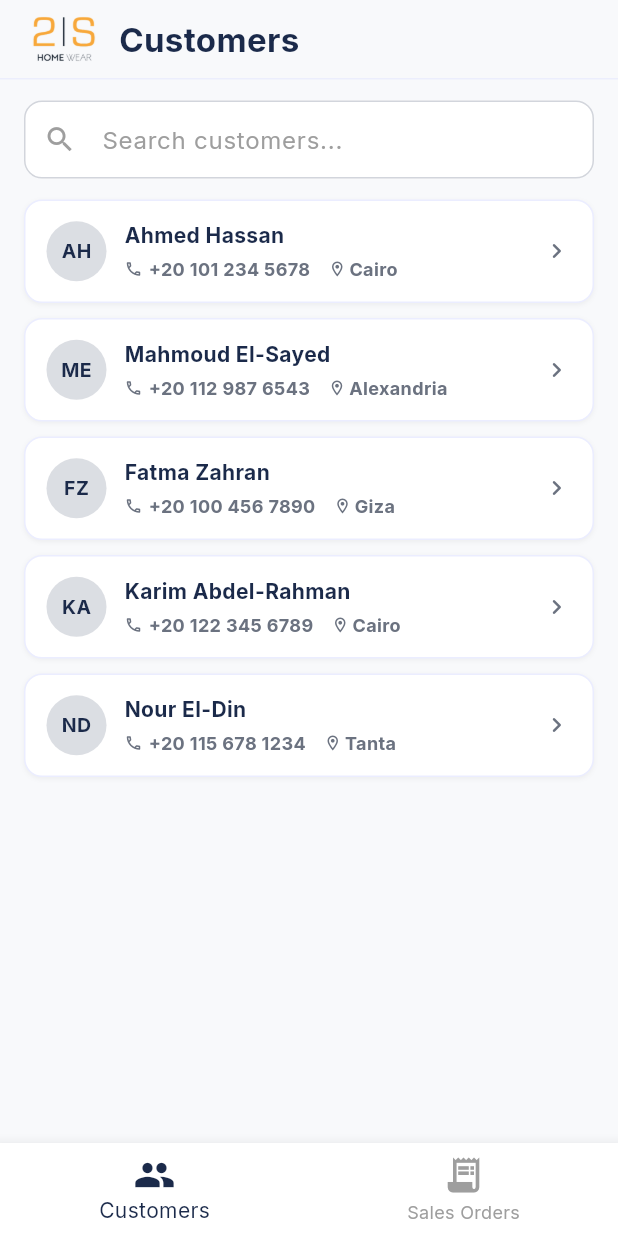
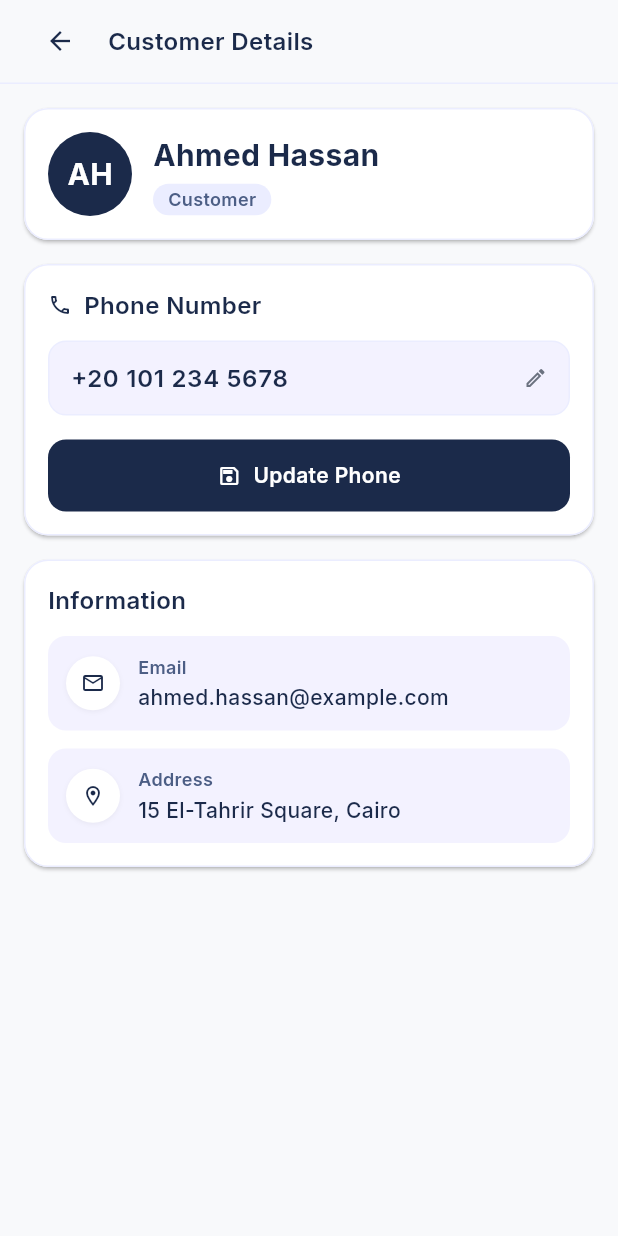
Before and after one commit to FakhrElddin/2s_sales_app, a Flutter app: the screen it shows after launch, after a tap on "AH", on a phone screen of 412 x 824 dp. Run offline on Flutter 3.47's test engine with Material 3 defaults, Android fonts, the phone set to English and light mode, and no system bars.

Commit message:
create customer details screen

```diff
--- a/lib/core/config/app_routes.dart
+++ b/lib/core/config/app_routes.dart
@@ -1,4 +1,6 @@
 class AppRoutes {
   static const String loginScreenRoute = 'login screen';
   static const String homeScreenRoute = 'home screen';
+  static const String customerDetailsScreenRoute = 'customer details screen';
+  static const String orderDetailsScreenRoute = 'order details screen';
 }
--- a/lib/core/utils/app_colors.dart
+++ b/lib/core/utils/app_colors.dart
@@ -10,4 +10,6 @@ class AppColors {
   static const Color transparentColor = Colors.transparent;
   static const Color redColor = Colors.red;
   static const Color cardBorderColor = Color(0xFFEBEDFF);
+  static const Color containerBackgroundColor = Color(0xFFF3F2FF);
+  static const Color labelTextColor = Color(0xFF4C5E85);
 }
--- a/lib/core/utils/app_styles.dart
+++ b/lib/core/utils/app_styles.dart
@@ -42,6 +42,11 @@ class AppStyles {
     fontWeight: FontWeight.bold,
     color: AppColors.textSecondaryColor,
   );
+  static const TextStyle semiBold16Text = TextStyle(
+    color: AppColors.textPrimaryColor,
+    fontSize: 16,
+    fontWeight: FontWeight.w600,
+  );
   static const TextStyle semiBold12Text = TextStyle(
     color: AppColors.textPrimaryColor,
     fontSize: 12,
--- a/lib/features/customers_tab/presentation/models/customer_model.dart
+++ b/lib/features/customers_tab/presentation/models/customer_model.dart
@@ -4,10 +4,14 @@ class CustomerModel {
     required this.phoneNumber,
     required this.city,
     required this.initials,
+    this.email = 'ahmed.hassan@example.com',
+    this.address = '15 El-Tahrir Square, Cairo',
   });
 
   final String name;
   final String phoneNumber;
   final String city;
   final String initials;
+  final String email;
+  final String address;
 }
--- /dev/null
+++ b/lib/features/customers_tab/presentation/screens/customer_details_screen.dart
@@ -0,0 +1,63 @@
+import 'package:flutter/material.dart';
+import 'package:twos_home_wear_app/core/utils/app_colors.dart';
+import 'package:twos_home_wear_app/features/customers_tab/presentation/models/customer_model.dart';
+import 'package:twos_home_wear_app/features/customers_tab/presentation/widgets/customer_details_app_bar.dart';
+import 'package:twos_home_wear_app/features/customers_tab/presentation/widgets/customer_info_card.dart';
+import 'package:twos_home_wear_app/features/customers_tab/presentation/widgets/customer_phone_card.dart';
+import 'package:twos_home_wear_app/features/customers_tab/presentation/widgets/customer_profile_header_card.dart';
+
+class CustomerDetailsScreen extends StatelessWidget {
+  const CustomerDetailsScreen({
+    super.key,
+    this.customer,
+  });
+
+  final CustomerModel? customer;
+
+  static const CustomerModel _defaultCustomer = CustomerModel(
+    name: 'Ahmed Hassan',
+    phoneNumber: '+20 101 234 5678',
+    city: 'Cairo',
+    initials: 'AH',
+    email: 'ahmed.hassan@example.com',
+    address: '15 El-Tahrir Square, Cairo',
+  );
+
+  @override
+  Widget build(BuildContext context) {
+    final routeCustomer =
+        ModalRoute.of(context)?.settings.arguments as CustomerModel?;
+    final currentCustomer = customer ?? routeCustomer ?? _defaultCustomer;
+
+    return Scaffold(
+      backgroundColor: AppColors.backgroundColor,
+      body: SafeArea(
+        child: Column(
+          children: [
+            const CustomerDetailsAppBar(),
+            Expanded(
+              child: SingleChildScrollView(
+                physics: const BouncingScrollPhysics(),
+                padding: const EdgeInsets.all(16),
+                child: Column(
+                  children: [
+                    CustomerProfileHeaderCard(customer: currentCustomer),
+                    const SizedBox(height: 16),
+                    CustomerPhoneCard(
+                      phoneNumber: currentCustomer.phoneNumber,
+                    ),
+                    const SizedBox(height: 16),
+                    CustomerInfoCard(
+                      email: currentCustomer.email,
+                      address: currentCustomer.address,
+                    ),
+                  ],
+                ),
+              ),
+            ),
+          ],
+        ),
+      ),
+    );
+  }
+}
--- a/lib/features/customers_tab/presentation/screens/customers_tab.dart
+++ b/lib/features/customers_tab/presentation/screens/customers_tab.dart
@@ -1,4 +1,5 @@
 import 'package:flutter/material.dart';
+import 'package:twos_home_wear_app/core/config/app_routes.dart';
 import 'package:twos_home_wear_app/core/utils/app_colors.dart';
 import 'package:twos_home_wear_app/core/widgets/custom_text_form_field.dart';
 import 'package:twos_home_wear_app/features/customers_tab/presentation/models/customer_model.dart';
@@ -82,7 +83,12 @@ class _CustomersTabState extends State<CustomersTab> {
                   Expanded(
                     child: CustomersListView(
                       customers: mockCustomers,
-                      onTap: () {},
+                      onTap: () {
+                        Navigator.pushNamed(
+                          context,
+                          AppRoutes.customerDetailsScreenRoute,
+                        );
+                      },
                     ),
                   ),
                 ],
--- /dev/null
+++ b/lib/features/customers_tab/presentation/widgets/customer_details_app_bar.dart
@@ -0,0 +1,38 @@
+import 'package:flutter/material.dart';
+import 'package:twos_home_wear_app/core/utils/app_colors.dart';
+import 'package:twos_home_wear_app/core/utils/app_styles.dart';
+
+class CustomerDetailsAppBar extends StatelessWidget {
+  const CustomerDetailsAppBar({super.key});
+
+  @override
+  Widget build(BuildContext context) {
+    return Container(
+      height: 56,
+      padding: const EdgeInsets.symmetric(horizontal: 16),
+      decoration: const BoxDecoration(
+        color: AppColors.backgroundColor,
+        border: Border(
+          bottom: BorderSide(color: AppColors.cardBorderColor, width: 1),
+        ),
+      ),
+      child: Row(
+        children: [
+          IconButton(
+            onPressed: () {
+              Navigator.pop(context);
+            },
+            icon: const Icon(
+              Icons.arrow_back,
+              color: AppColors.textPrimaryColor,
+              size: 20,
+            ),
+            padding: EdgeInsets.zero,
+          ),
+          const SizedBox(width: 8),
+          const Text('Customer Details', style: AppStyles.semiBold16Text),
+        ],
+      ),
+    );
+  }
+}
--- /dev/null
+++ b/lib/features/customers_tab/presentation/widgets/customer_info_card.dart
@@ -0,0 +1,48 @@
+import 'package:flutter/material.dart';
+import 'package:twos_home_wear_app/core/utils/app_colors.dart';
+import 'package:twos_home_wear_app/core/utils/app_styles.dart';
+import 'package:twos_home_wear_app/features/customers_tab/presentation/widgets/customer_info_tile.dart';
+
+class CustomerInfoCard extends StatelessWidget {
+  const CustomerInfoCard({
+    super.key,
+    required this.email,
+    required this.address,
+  });
+
+  final String email;
+  final String address;
+
+  @override
+  Widget build(BuildContext context) {
+    return Card(
+      color: AppColors.whiteColor,
+      margin: EdgeInsets.zero,
+      shape: RoundedRectangleBorder(
+        borderRadius: BorderRadius.circular(16),
+        side: const BorderSide(color: AppColors.cardBorderColor),
+      ),
+      child: Padding(
+        padding: const EdgeInsets.all(16.0),
+        child: Column(
+          crossAxisAlignment: CrossAxisAlignment.start,
+          children: [
+            const Text('Information', style: AppStyles.semiBold16Text),
+            const SizedBox(height: 12),
+            CustomerInfoTile(
+              icon: Icons.email_outlined,
+              label: 'Email',
+              value: email,
+            ),
+            const SizedBox(height: 12),
+            CustomerInfoTile(
+              icon: Icons.location_on_outlined,
+              label: 'Address',
+              value: address,
+            ),
+          ],
+        ),
+      ),
+    );
+  }
+}
--- /dev/null
+++ b/lib/features/customers_tab/presentation/widgets/customer_info_tile.dart
@@ -0,0 +1,76 @@
+import 'package:flutter/material.dart';
+import 'package:twos_home_wear_app/core/utils/app_colors.dart';
+import 'package:twos_home_wear_app/core/utils/app_styles.dart';
+
+class CustomerInfoTile extends StatelessWidget {
+  const CustomerInfoTile({
+    super.key,
+    required this.icon,
+    required this.label,
+    required this.value,
+  });
+
+  final IconData icon;
+  final String label;
+  final String value;
+
+  @override
+  Widget build(BuildContext context) {
+    return Container(
+      padding: const EdgeInsets.all(12),
+      decoration: BoxDecoration(
+        color: AppColors.containerBackgroundColor,
+        borderRadius: BorderRadius.circular(12),
+      ),
+      child: Row(
+        children: [
+          Container(
+            width: 36,
+            height: 36,
+            decoration: BoxDecoration(
+              color: AppColors.whiteColor,
+              shape: BoxShape.circle,
+              boxShadow: [
+                BoxShadow(
+                  color: Colors.black.withAlpha(12),
+                  blurRadius: 2,
+                  offset: const Offset(0, 1),
+                ),
+              ],
+            ),
+            alignment: Alignment.center,
+            child: Icon(
+              icon,
+              size: 16,
+              color: AppColors.primaryColor,
+            ),
+          ),
+          const SizedBox(width: 12),
+          Expanded(
+            child: Column(
+              crossAxisAlignment: CrossAxisAlignment.start,
+              mainAxisSize: MainAxisSize.min,
+              children: [
+                Text(
+                  label,
+                  style: AppStyles.semiBold12Text.copyWith(
+                    color: AppColors.labelTextColor,
+                  ),
+                ),
+                const SizedBox(height: 2),
+                Text(
+                  value,
+                  style: AppStyles.medium14Text.copyWith(
+                    color: AppColors.textPrimaryColor,
+                  ),
+                  maxLines: 2,
+                  overflow: TextOverflow.ellipsis,
+                ),
+              ],
+            ),
+          ),
+        ],
+      ),
+    );
+  }
+}
--- /dev/null
+++ b/lib/features/customers_tab/presentation/widgets/customer_phone_card.dart
@@ -0,0 +1,146 @@
+import 'package:flutter/material.dart';
+import 'package:twos_home_wear_app/core/utils/app_colors.dart';
+import 'package:twos_home_wear_app/core/utils/app_styles.dart';
+
+class CustomerPhoneCard extends StatefulWidget {
+  const CustomerPhoneCard({
+    super.key,
+    required this.phoneNumber,
+    this.onUpdatePhone,
+  });
+
+  final String phoneNumber;
+  final void Function()? onUpdatePhone;
+
+  @override
+  State<CustomerPhoneCard> createState() => _CustomerPhoneCardState();
+}
+
+class _CustomerPhoneCardState extends State<CustomerPhoneCard> {
+  late final TextEditingController phoneController;
+  final FocusNode focusNode = FocusNode();
+
+  @override
+  void initState() {
+    super.initState();
+    phoneController = TextEditingController(text: widget.phoneNumber);
+  }
+
+  @override
+  void didUpdateWidget(covariant CustomerPhoneCard oldWidget) {
+    super.didUpdateWidget(oldWidget);
+    if (oldWidget.phoneNumber != widget.phoneNumber) {
+      phoneController.text = widget.phoneNumber;
+    }
+  }
+
+  @override
+  void dispose() {
+    phoneController.dispose();
+    focusNode.dispose();
+    super.dispose();
+  }
+
+  @override
+  Widget build(BuildContext context) {
+    return Card(
+      color: AppColors.whiteColor,
+      margin: EdgeInsets.zero,
+      shape: RoundedRectangleBorder(
+        borderRadius: BorderRadius.circular(16),
+        side: const BorderSide(color: AppColors.cardBorderColor),
+      ),
+      child: Padding(
+        padding: const EdgeInsets.all(16.0),
+        child: Column(
+          crossAxisAlignment: CrossAxisAlignment.start,
+          children: [
+            const Row(
+              children: [
+                Icon(
+                  Icons.phone_outlined,
+                  size: 16,
+                  color: AppColors.textPrimaryColor,
+                ),
+                SizedBox(width: 8),
+                Text('Phone Number', style: AppStyles.semiBold16Text),
+              ],
+            ),
+            const SizedBox(height: 12),
+            Container(
+              padding: const EdgeInsets.symmetric(horizontal: 14, vertical: 12),
+              decoration: BoxDecoration(
+                color: AppColors.containerBackgroundColor,
+                borderRadius: BorderRadius.circular(12),
+                border: Border.all(color: AppColors.cardBorderColor),
+              ),
+              child: Row(
+                children: [
+                  Expanded(
+                    child: TextField(
+                      controller: phoneController,
+                      focusNode: focusNode,
+                      keyboardType: TextInputType.phone,
+                      style: AppStyles.semiBold16Text,
+                      decoration: const InputDecoration(
+                        isDense: true,
+                        border: InputBorder.none,
+                        contentPadding: EdgeInsets.zero,
+                      ),
+                    ),
+                  ),
+                  GestureDetector(
+                    onTap: () {
+                      focusNode.requestFocus();
+                    },
+                    child: const Padding(
+                      padding: EdgeInsets.only(left: 8),
+                      child: Icon(
+                        Icons.edit_outlined,
+                        size: 16,
+                        color: AppColors.textSecondaryColor,
+                      ),
+                    ),
+                  ),
+                ],
+              ),
+            ),
+            const SizedBox(height: 16),
+            Container(
+              height: 48,
+              width: double.infinity,
+              decoration: BoxDecoration(
+                color: AppColors.primaryColor,
+                borderRadius: BorderRadius.circular(12),
+              ),
+              child: Material(
+                color: AppColors.transparentColor,
+                child: InkWell(
+                  borderRadius: BorderRadius.circular(12),
+                  onTap: widget.onUpdatePhone,
+                  child: Row(
+                    mainAxisAlignment: MainAxisAlignment.center,
+                    children: [
+                      const Icon(
+                        Icons.save_outlined,
+                        size: 16,
+                        color: AppColors.whiteColor,
+                      ),
+                      const SizedBox(width: 8),
+                      Text(
+                        'Update Phone',
+                        style: AppStyles.semiBold14Text.copyWith(
+                          color: AppColors.whiteColor,
+                        ),
+                      ),
+                    ],
+                  ),
+                ),
+              ),
+            ),
+          ],
+        ),
+      ),
+    );
+  }
+}
--- /dev/null
+++ b/lib/features/customers_tab/presentation/widgets/customer_profile_header_card.dart
@@ -0,0 +1,74 @@
+import 'package:flutter/material.dart';
+import 'package:twos_home_wear_app/core/utils/app_colors.dart';
+import 'package:twos_home_wear_app/core/utils/app_styles.dart';
+import 'package:twos_home_wear_app/features/customers_tab/presentation/models/customer_model.dart';
+
+class CustomerProfileHeaderCard extends StatelessWidget {
+  const CustomerProfileHeaderCard({super.key, required this.customer});
+
+  final CustomerModel customer;
+
+  @override
+  Widget build(BuildContext context) {
+    return Card(
+      color: AppColors.whiteColor,
+      margin: EdgeInsets.zero,
+      shape: RoundedRectangleBorder(
+        borderRadius: BorderRadius.circular(16),
+        side: const BorderSide(color: AppColors.cardBorderColor),
+      ),
+      child: Padding(
+        padding: const EdgeInsets.all(16),
+        child: Row(
+          children: [
+            Container(
+              width: 56,
+              height: 56,
+              decoration: const BoxDecoration(
+                color: AppColors.primaryColor,
+                shape: BoxShape.circle,
+              ),
+              alignment: Alignment.center,
+              child: Text(
+                customer.initials,
+                style: AppStyles.bold20Text.copyWith(color: AppColors.whiteColor),
+              ),
+            ),
+            const SizedBox(width: 14),
+            Expanded(
+              child: Column(
+                crossAxisAlignment: CrossAxisAlignment.start,
+                mainAxisSize: MainAxisSize.min,
+                children: [
+                  Text(
+                    customer.name,
+                    style: AppStyles.bold20Text,
+                    maxLines: 1,
+                    overflow: TextOverflow.ellipsis,
+                  ),
+                  const SizedBox(height: 5),
+                  Container(
+                    padding: const EdgeInsets.symmetric(
+                      horizontal: 10,
+                      vertical: 2,
+                    ),
+                    decoration: BoxDecoration(
+                      color: AppColors.cardBorderColor,
+                      borderRadius: BorderRadius.circular(9999),
+                    ),
+                    child: Text(
+                      'Customer',
+                      style: AppStyles.semiBold12Text.copyWith(
+                        color: AppColors.labelTextColor,
+                      ),
+                    ),
+                  ),
+                ],
+              ),
+            ),
+          ],
+        ),
+      ),
+    );
+  }
+}
--- /dev/null
+++ b/lib/features/sales_tab/presentation/screens/order_details_screen.dart
@@ -0,0 +1,10 @@
+import 'package:flutter/material.dart';
+
+class OrderDetailsScreen extends StatelessWidget {
+  const OrderDetailsScreen({super.key});
+
+  @override
+  Widget build(BuildContext context) {
+    return Scaffold();
+  }
+}
--- a/lib/features/sales_tab/presentation/screens/sales_tab.dart
+++ b/lib/features/sales_tab/presentation/screens/sales_tab.dart
@@ -1,4 +1,5 @@
 import 'package:flutter/material.dart';
+import 'package:twos_home_wear_app/core/config/app_routes.dart';
 import 'package:twos_home_wear_app/features/customers_tab/presentation/widgets/customers_tab_app_bar.dart';
 import 'package:twos_home_wear_app/features/sales_tab/presentation/models/sales_order_model.dart';
 import 'package:twos_home_wear_app/features/sales_tab/presentation/widgets/sales_order_filter_bar.dart';
@@ -55,7 +56,12 @@ class SalesTab extends StatelessWidget {
                   Expanded(
                     child: SalesOrdersListView(
                       orders: mockSalesOrders,
-                      onTap: () {},
+                      onTap: () {
+                        Navigator.pushNamed(
+                          context,
+                          AppRoutes.orderDetailsScreenRoute,
+                        );
+                      },
                     ),
                   ),
                 ],
--- a/lib/main.dart
+++ b/lib/main.dart
@@ -1,8 +1,10 @@
 import 'package:flutter/material.dart';
 import 'package:twos_home_wear_app/core/config/app_routes.dart';
 import 'package:twos_home_wear_app/core/config/app_themes.dart';
+import 'package:twos_home_wear_app/features/customers_tab/presentation/screens/customer_details_screen.dart';
 import 'package:twos_home_wear_app/features/home/presentation/screens/home_screen.dart';
 import 'package:twos_home_wear_app/features/login/presentation/screens/login_screen.dart';
+import 'package:twos_home_wear_app/features/sales_tab/presentation/screens/order_details_screen.dart';
 
 void main() {
   runApp(const MyApp());
@@ -18,6 +20,9 @@ class MyApp extends StatelessWidget {
       routes: {
         AppRoutes.loginScreenRoute: (context) => LoginScreen(),
         AppRoutes.homeScreenRoute: (context) => HomeScreen(),
+        AppRoutes.customerDetailsScreenRoute: (context) =>
+            CustomerDetailsScreen(),
+        AppRoutes.orderDetailsScreenRoute: (context) => OrderDetailsScreen(),
       },
       initialRoute: AppRoutes.homeScreenRoute,
       theme: AppThemes.lightTheme,
```
